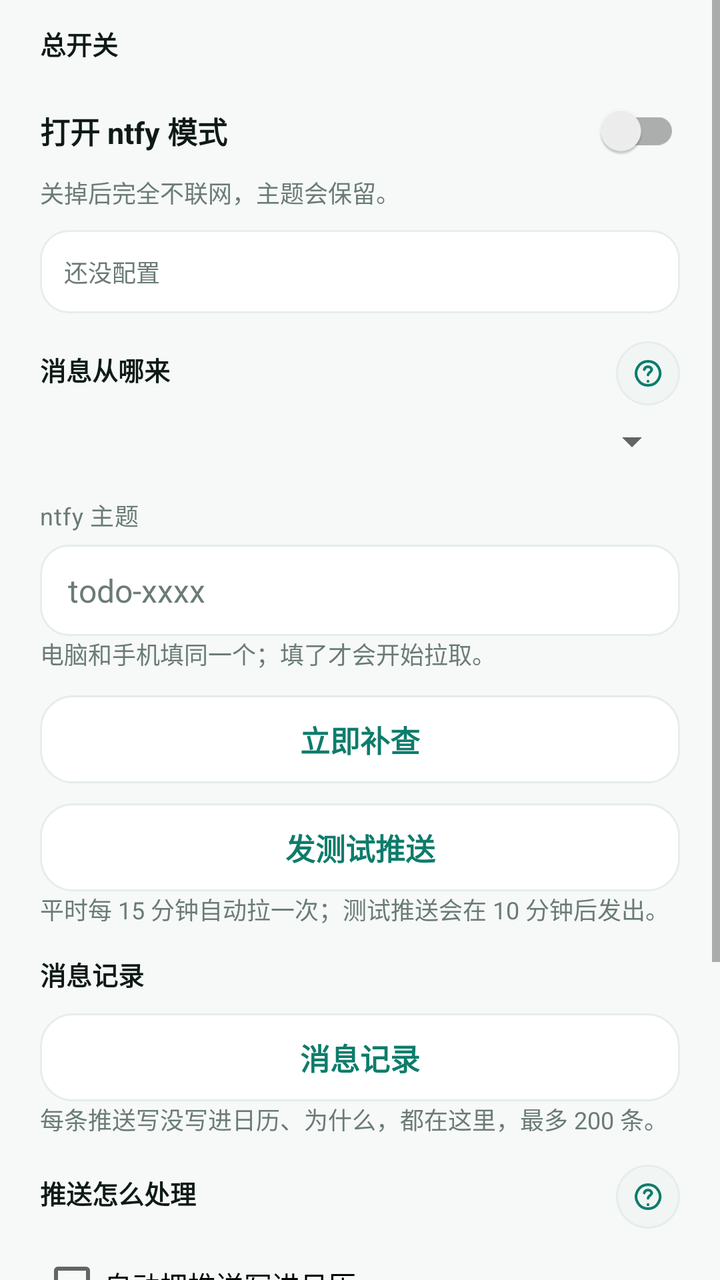
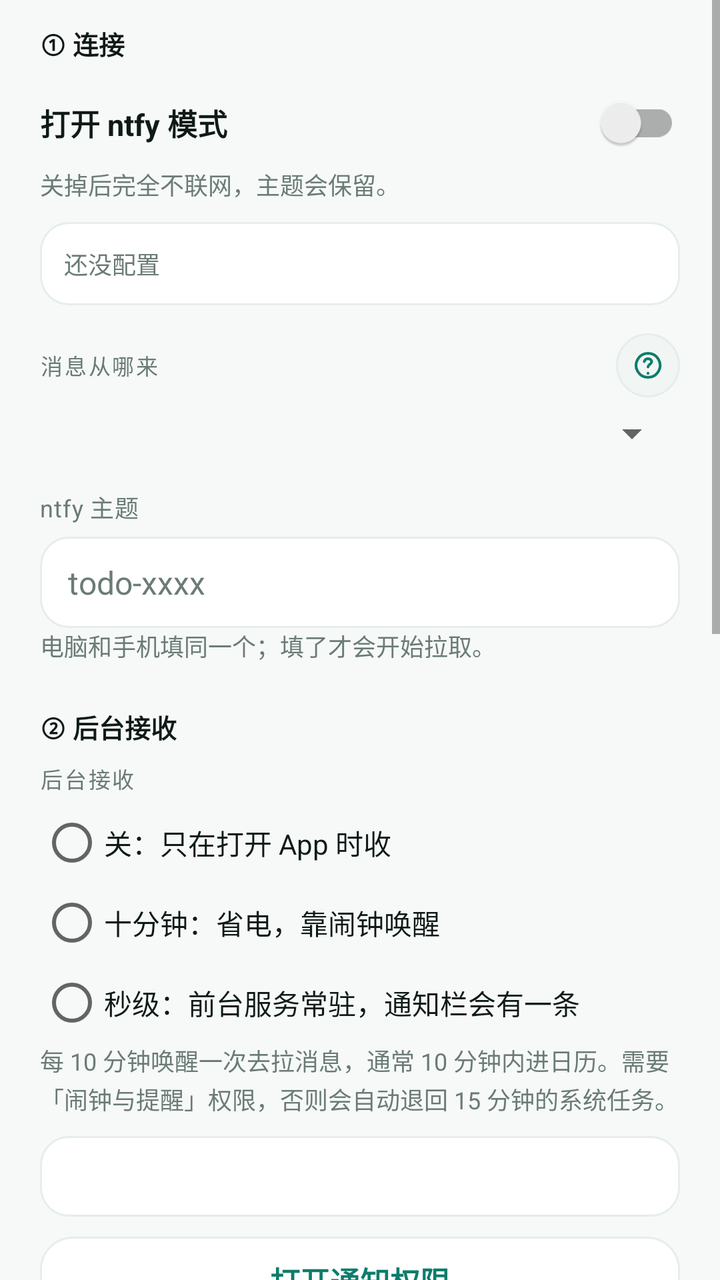

An Android layout rendered at two revisions. The XML below is the earlier revision; the diff shows what the commit changed to produce the second picture.
<!-- AndroidManifest.xml: application theme Theme.NtfyCalendar -->
<!-- res/layout/activity_ntfy.xml -->
<?xml version="1.0" encoding="utf-8"?>
<ScrollView xmlns:android="http://schemas.android.com/apk/res/android"
    android:layout_width="match_parent"
    android:layout_height="match_parent"
    android:background="?attr/bnWindowBg">

    <LinearLayout
        android:layout_width="match_parent"
        android:layout_height="wrap_content"
        android:orientation="vertical"
        android:paddingLeft="20dp"
        android:paddingRight="20dp"
        android:paddingTop="12dp"
        android:paddingBottom="28dp">

        <TextView
            style="@style/SectionSubLabel"
            android:layout_marginTop="0dp"
            android:text="总开关" />

        <androidx.appcompat.widget.SwitchCompat
            android:id="@+id/swNtfyMode"
            android:layout_width="match_parent"
            android:layout_height="wrap_content"
            android:layout_marginTop="10dp"
            android:minHeight="44dp"
            android:text="@string/ntfy_mode_switch"
            android:textColor="?attr/bnTextPrimary"
            android:textSize="15sp"
            android:textStyle="bold" />

        <TextView
            style="@style/HintText"
            android:text="@string/cap_mode" />

        <TextView
            android:id="@+id/tvNtfyStatus"
            style="@style/HintText"
            android:layout_marginTop="10dp"
            android:background="@drawable/bg_input"
            android:padding="12dp"
            android:text="还没配置" />

        <LinearLayout
            android:layout_width="match_parent"
            android:layout_height="wrap_content"
            android:layout_marginTop="14dp"
            android:gravity="center_vertical"
            android:orientation="horizontal">

            <TextView
                style="@style/SectionSubLabel"
                android:layout_width="0dp"
                android:layout_marginTop="0dp"
                android:layout_weight="1"
                android:text="消息从哪来" />

            <ImageButton
                android:id="@+id/btnHelpChannel"
                style="@style/SettingsHelpButton"
                android:contentDescription="看说明"
                android:src="@drawable/ic_nav_help" />
        </LinearLayout>

        <Spinner
            android:id="@+id/spNtfyChannel"
            android:layout_width="match_parent"
            android:layout_height="wrap_content"
            android:layout_marginTop="6dp" />

        <LinearLayout
            android:id="@+id/groupServer"
            android:layout_width="match_parent"
            android:layout_height="wrap_content"
            android:orientation="vertical"
            android:visibility="gone">

            <TextView
                style="@style/FieldCaption"
                android:layout_marginTop="10dp"
                android:text="@string/ntfy_server_label" />

            <EditText
                android:id="@+id/etNtfyServer"
                style="@style/FormInput"
                android:hint="https://ntfy.sh"
                android:inputType="textUri" />

            <TextView
                style="@style/HintText"
                android:text="@string/cap_server" />
        </LinearLayout>

        <TextView
            style="@style/FormLabel"
            android:text="@string/label_push_topic" />

        <EditText
            android:id="@+id/etNtfyTopic"
            style="@style/FormInput"
            android:hint="todo-xxxx"
            android:inputType="text" />

        <TextView
            style="@style/HintText"
            android:text="@string/cap_topic" />

        <Button
            android:id="@+id/btnCatchUpNow"
            style="@style/BtnTonal"
            android:layout_marginTop="12dp"
            android:text="@string/btn_catch_up_now" />

        <Button
            android:id="@+id/btnSendTest"
            style="@style/BtnTonal"
            android:layout_marginTop="10dp"
            android:text="@string/btn_send_test" />

        <TextView
            style="@style/HintText"
            android:text="@string/cap_actions" />

        <TextView
            style="@style/SectionSubLabel"
            android:text="消息记录" />

        <Button
            android:id="@+id/btnMessageLog"
            style="@style/BtnTonal"
            android:layout_marginTop="8dp"
            android:text="@string/ntfy_log_entry" />

        <TextView
            style="@style/HintText"
            android:text="@string/cap_log" />

        <LinearLayout
            android:layout_width="match_parent"
            android:layout_height="wrap_content"
            android:layout_marginTop="14dp"
            android:gravity="center_vertical"
            android:orientation="horizontal">

            <TextView
                style="@style/SectionSubLabel"
                android:layout_width="0dp"
                android:layout_marginTop="0dp"
                android:layout_weight="1"
                android:text="推送怎么处理" />

            <ImageButton
                android:id="@+id/btnHelpRules"
                style="@style/SettingsHelpButton"
                android:contentDescription="看说明"
                android:src="@drawable/ic_nav_help" />
        </LinearLayout>

        <CheckBox
            android:id="@+id/cbAutoImport"
            android:layout_width="match_parent"
            android:layout_height="wrap_content"
            android:layout_marginTop="12dp"
            android:text="@string/label_auto_import" />

        <CheckBox
            android:id="@+id/cbStrictParse"
            android:layout_width="match_parent"
            android:layout_height="wrap_content"
            android:layout_marginTop="12dp"
            android:text="@string/label_strict_parse" />

        <TextView
            style="@style/SectionSubLabel"
            android:text="其他 App 的通知" />

        <TextView
            style="@style/HintText"
            android:text="@string/cap_other" />

        <Button
            android:id="@+id/btnSaveNtfy"
            style="@style/BtnPrimary"
            android:layout_marginTop="24dp"
            android:text="保存" />
    </LinearLayout>
</ScrollView>
<!-- resources referenced by this layout -->
<resources>
  <string name="btn_catch_up_now">立即补查</string>
  <string name="btn_send_test">发测试推送</string>
  <string name="cap_actions">平时每 15 分钟自动拉一次；测试推送会在 10 分钟后发出。</string>
  <string name="cap_log">每条推送写没写进日历、为什么，都在这里，最多 200 条。</string>
  <string name="cap_mode">关掉后完全不联网，主题会保留。</string>
  <string name="cap_other">微信 / QQ 暂不支持；以后可以按 App 白名单勾选。</string>
  <string name="cap_server">公网用 https；局域网可以用 http://192.168.x.x。</string>
  <string name="cap_topic">电脑和手机填同一个；填了才会开始拉取。</string>
  <string name="label_auto_import">自动把推送写进日历</string>
  <string name="label_push_topic">ntfy 主题</string>
  <string name="label_strict_parse">只收带时间的待办（推荐）</string>
  <string name="ntfy_log_entry">消息记录</string>
  <string name="ntfy_mode_switch">打开 ntfy 模式</string>
  <string name="ntfy_server_label">服务器地址</string>
  <style name="FieldCaption">
          <item name="android:layout_width">match_parent</item>
          <item name="android:layout_height">wrap_content</item>
          <item name="android:textSize">11sp</item>
          <item name="android:letterSpacing">0.08</item>
          <item name="android:textColor">?attr/bnTextSecondary</item>
      </style>
  <style name="HintText">
          <item name="android:layout_width">match_parent</item>
          <item name="android:layout_height">wrap_content</item>
          <item name="android:textSize">12sp</item>
          <item name="android:lineSpacingExtra">2dp</item>
          <item name="android:textColor">?attr/bnTextSecondary</item>
      </style>
  <style name="SettingsHelpButton">
          <item name="android:layout_width">32dp</item>
          <item name="android:layout_height">32dp</item>
          <item name="android:background">@drawable/bg_icon_circle</item>
          <item name="android:padding">7dp</item>
          <item name="android:scaleType">fitCenter</item>
      </style>
  <!-- drawable bg_icon_circle (drawable) -->
  <?xml version="1.0" encoding="utf-8"?>
  <shape xmlns:android="http://schemas.android.com/apk/res/android"
      android:shape="oval">
      <solid android:color="?attr/bnIconBg" />
      <stroke
          android:width="1dp"
          android:color="?attr/bnCardStroke" />
  </shape>
  <!-- drawable ic_splash_blank (drawable) -->
  <?xml version="1.0" encoding="utf-8"?>
  <shape xmlns:android="http://schemas.android.com/apk/res/android" android:shape="rectangle">
      <solid android:color="@android:color/transparent" />
      <size android:width="1dp" android:height="1dp" />
  </shape>
  <color name="primary">#FF0E7C6B</color>
  <color name="primary_dark">#FF0A5A4D</color>
  <color name="text_on_primary">#FFFFFFFF</color>
  <color name="accent">#FFF59E0B</color>
  <color name="window_bg">#FFF6F9F8</color>
  <color name="surface">#FFFFFFFF</color>
  <color name="card_bg">#FFFFFFFF</color>
  <color name="card_stroke">#FFE6EDEB</color>
  <color name="divider">#FFEDF2F0</color>
  <color name="text_primary">#FF0F1A17</color>
  <color name="text_secondary">#FF6B7B76</color>
  <color name="chip_bg">#FFECF6F3</color>
  <color name="icon_bg">#FFF1F5F4</color>
  <color name="danger">#FFC94848</color>
  <color name="ok">#FF34B37E</color>
  <color name="warn">#FFE8A33C</color>
  <color name="muted">#FF9AA5A0</color>
  <color name="nav_bg">#FFFFFFFF</color>
  <color name="ripple">#140E7C6B</color>
  <!-- unchanged entries left out for length: 11 -->
</resources>

<!-- the commit's change to res/layout/activity_ntfy.xml (unified diff, before → after) -->
@@ -13,16 +13,18 @@
         android:paddingTop="12dp"
         android:paddingBottom="28dp">
 
+        
+
         <TextView
             style="@style/SectionSubLabel"
             android:layout_marginTop="0dp"
-            android:text="总开关" />
+            android:text="@string/ntfy_group_connect" />
 
         <androidx.appcompat.widget.SwitchCompat
             android:id="@+id/swNtfyMode"
             android:layout_width="match_parent"
             android:layout_height="wrap_content"
-            android:layout_marginTop="10dp"
+            android:layout_marginTop="6dp"
             android:minHeight="44dp"
             android:text="@string/ntfy_mode_switch"
             android:textColor="?attr/bnTextPrimary"
@@ -49,7 +51,7 @@
             android:orientation="horizontal">
 
             <TextView
-                style="@style/SectionSubLabel"
+                style="@style/FieldCaption"
                 android:layout_width="0dp"
                 android:layout_marginTop="0dp"
                 android:layout_weight="1"
@@ -105,40 +107,87 @@
             style="@style/HintText"
             android:text="@string/cap_topic" />
 
-        <Button
-            android:id="@+id/btnCatchUpNow"
-            style="@style/BtnTonal"
-            android:layout_marginTop="12dp"
-            android:text="@string/btn_catch_up_now" />
-
-        <Button
-            android:id="@+id/btnSendTest"
-            style="@style/BtnTonal"
+        
+
+        <TextView
+            style="@style/SectionSubLabel"
+            android:layout_marginTop="22dp"
+            android:text="@string/ntfy_group_background" />
+
+        <TextView
+            style="@style/FieldCaption"
+            android:layout_marginTop="6dp"
+            android:text="@string/ntfy_bg_title" />
+
+        <RadioGroup
+            android:id="@+id/rgBackground"
+            android:layout_width="match_parent"
+            android:layout_height="wrap_content"
+            android:layout_marginTop="4dp"
+            android:orientation="vertical">
+
+            <RadioButton
+                android:id="@+id/rbBgOff"
+                android:layout_width="match_parent"
+                android:layout_height="wrap_content"
+                android:minHeight="40dp"
+                android:text="@string/ntfy_bg_off"
+                android:textColor="?attr/bnTextPrimary" />
+
+            <RadioButton
+                android:id="@+id/rbBgAlarm"
+                android:layout_width="match_parent"
+                android:layout_height="wrap_content"
+                android:minHeight="40dp"
+                android:text="@string/ntfy_bg_alarm"
+                android:textColor="?attr/bnTextPrimary" />
+
+            <RadioButton
+                android:id="@+id/rbBgService"
+                android:layout_width="match_parent"
+                android:layout_height="wrap_content"
+                android:minHeight="40dp"
+                android:text="@string/ntfy_bg_service"
+                android:textColor="?attr/bnTextPrimary" />
+        </RadioGroup>
+
+        <TextView
+            android:id="@+id/tvBgHint"
+            style="@style/HintText"
+            android:text="@string/ntfy_bg_hint_alarm" />
+
+        <TextView
+            android:id="@+id/tvBgStatus"
+            style="@style/HintText"
             android:layout_marginTop="10dp"
-            android:text="@string/btn_send_test" />
-
-        <TextView
-            style="@style/HintText"
-            android:text="@string/cap_actions" />
-
-        <TextView
-            style="@style/SectionSubLabel"
-            android:text="消息记录" />
-
-        <Button
-            android:id="@+id/btnMessageLog"
-            style="@style/BtnTonal"
-            android:layout_marginTop="8dp"
-            android:text="@string/ntfy_log_entry" />
-
-        <TextView
-            style="@style/HintText"
-            android:text="@string/cap_log" />
+            android:background="@drawable/bg_input"
+            android:padding="12dp"
+            android:text="" />
+
+        <Button
+            android:id="@+id/btnBgNotifyPerm"
+            style="@style/BtnTonal"
+            android:layout_marginTop="10dp"
+            android:text="@string/ntfy_bg_perm_notify" />
+
+        <Button
+            android:id="@+id/btnBgExactAlarm"
+            style="@style/BtnTonal"
+            android:layout_marginTop="8dp"
+            android:text="@string/ntfy_bg_perm_exact" />
+
+        <Button
+            android:id="@+id/btnBgBattery"
+            style="@style/BtnTonal"
+            android:layout_marginTop="8dp"
+            android:text="@string/ntfy_bg_perm_battery" />
+
+        
 
         <LinearLayout
             android:layout_width="match_parent"
             android:layout_height="wrap_content"
-            android:layout_marginTop="14dp"
+            android:layout_marginTop="22dp"
             android:gravity="center_vertical"
             android:orientation="horizontal">
 
@@ -147,7 +196,7 @@
                 android:layout_width="0dp"
                 android:layout_marginTop="0dp"
                 android:layout_weight="1"
-                android:text="推送怎么处理" />
+                android:text="@string/ntfy_group_receive" />
 
             <ImageButton
                 android:id="@+id/btnHelpRules"
@@ -160,18 +209,52 @@
             android:id="@+id/cbAutoImport"
             android:layout_width="match_parent"
             android:layout_height="wrap_content"
-            android:layout_marginTop="12dp"
+            android:layout_marginTop="8dp"
             android:text="@string/label_auto_import" />
 
         <CheckBox
             android:id="@+id/cbStrictParse"
             android:layout_width="match_parent"
             android:layout_height="wrap_content"
+            android:layout_marginTop="8dp"
+            android:text="@string/label_strict_parse" />
+
+        <Button
+            android:id="@+id/btnCatchUpNow"
+            style="@style/BtnTonal"
             android:layout_marginTop="12dp"
-            android:text="@string/label_strict_parse" />
-
-        <TextView
-            style="@style/SectionSubLabel"
+            android:text="@string/btn_catch_up_now" />
+
+        <Button
+            android:id="@+id/btnSendTest"
+            style="@style/BtnTonal"
+            android:layout_marginTop="8dp"
+            android:text="@string/btn_send_test" />
+
+        <TextView
+            style="@style/HintText"
+            android:text="@string/cap_actions" />
+
+        
+
+        <TextView
+            style="@style/SectionSubLabel"
+            android:layout_marginTop="22dp"
+            android:text="@string/ntfy_group_diag" />
+
+        <Button
+            android:id="@+id/btnMessageLog"
+            style="@style/BtnTonal"
+            android:layout_marginTop="8dp"
+            android:text="@string/ntfy_log_entry" />
+
+        <TextView
+            style="@style/HintText"
+            android:text="@string/cap_log" />
+
+        <TextView
+            style="@style/SectionSubLabel"
+            android:layout_marginTop="18dp"
             android:text="其他 App 的通知" />
 
         <TextView
<!-- resource entries referenced after the edit -->
@@ -11,6 +11,18 @@
   <string name="label_auto_import">自动把推送写进日历</string>
   <string name="label_push_topic">ntfy 主题</string>
   <string name="label_strict_parse">只收带时间的待办（推荐）</string>
+  <string name="ntfy_bg_alarm">十分钟：省电，靠闹钟唤醒</string>
+  <string name="ntfy_bg_hint_alarm">每 10 分钟唤醒一次去拉消息，通常 10 分钟内进日历。需要「闹钟与提醒」权限，否则会自动退回 15 分钟的系统任务。</string>
+  <string name="ntfy_bg_off">关：只在打开 App 时收</string>
+  <string name="ntfy_bg_perm_battery">允许后台运行（电池白名单）</string>
+  <string name="ntfy_bg_perm_exact">开「闹钟与提醒」权限</string>
+  <string name="ntfy_bg_perm_notify">打开通知权限</string>
+  <string name="ntfy_bg_service">秒级：前台服务常驻，通知栏会有一条</string>
+  <string name="ntfy_bg_title">后台接收</string>
+  <string name="ntfy_group_background">② 后台接收</string>
+  <string name="ntfy_group_connect">① 连接</string>
+  <string name="ntfy_group_diag">④ 诊断</string>
+  <string name="ntfy_group_receive">③ 收到后怎么处理</string>
   <string name="ntfy_log_entry">消息记录</string>
   <string name="ntfy_mode_switch">打开 ntfy 模式</string>
   <string name="ntfy_server_label">服务器地址</string>
